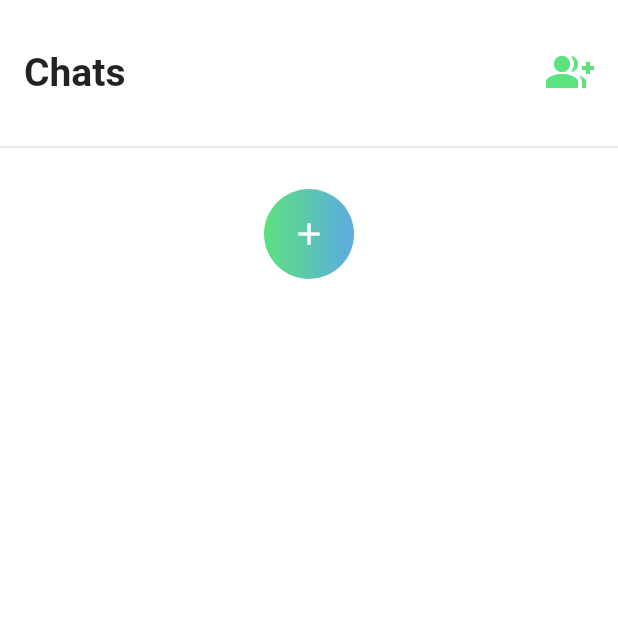
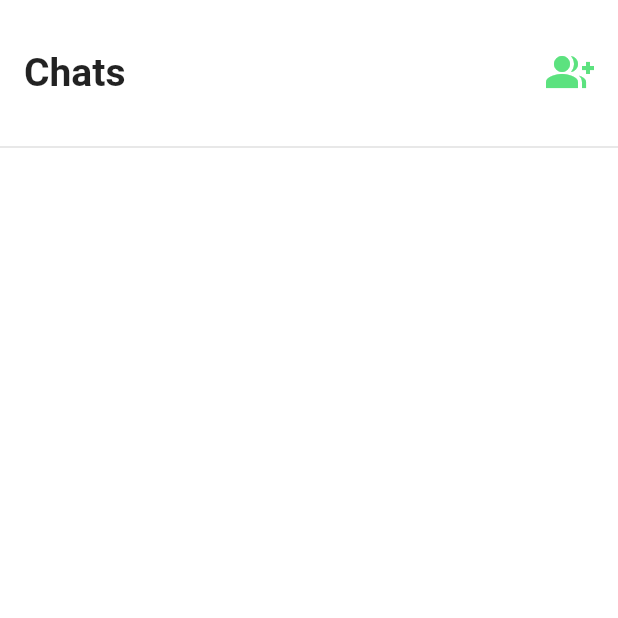
Before and after one commit to Saqib-ai06/chat_app_wclone, a Flutter app: the screen it shows after launch, on a phone screen of 412 x 824 dp, the top half of it. Run offline on Flutter 3.47's test engine with Material 2 defaults, Android fonts, the light colour scheme and no system bars.

Commit message:
Created homepage widgets file
Separated widgets file for home page

```diff
--- a/lib/views/homepage.dart
+++ b/lib/views/homepage.dart
@@ -48,23 +48,7 @@ class _HomePageState extends State<HomePage> {
                 shrinkWrap: true,
                 scrollDirection: Axis.horizontal,
                 children: [
-                  Container(
-                    width: 60,
-                    height: 60,
-                    decoration: BoxDecoration(
-                      shape: BoxShape.circle,
-                      gradient: LinearGradient(
-                        colors: [
-                          greenGradient.lightShade,
-                          greenGradient.darkShade,
-                        ],
-                      ),
-                    ),
-                    child: const Icon(
-                      Icons.add,
-                      color: Colors.white,
-                    ),
-                  ),
+
                 ],
               ),
             ),
```
Also changed, not shown: lib/views/home/home_widgets.dart (+23 -0 lines).
